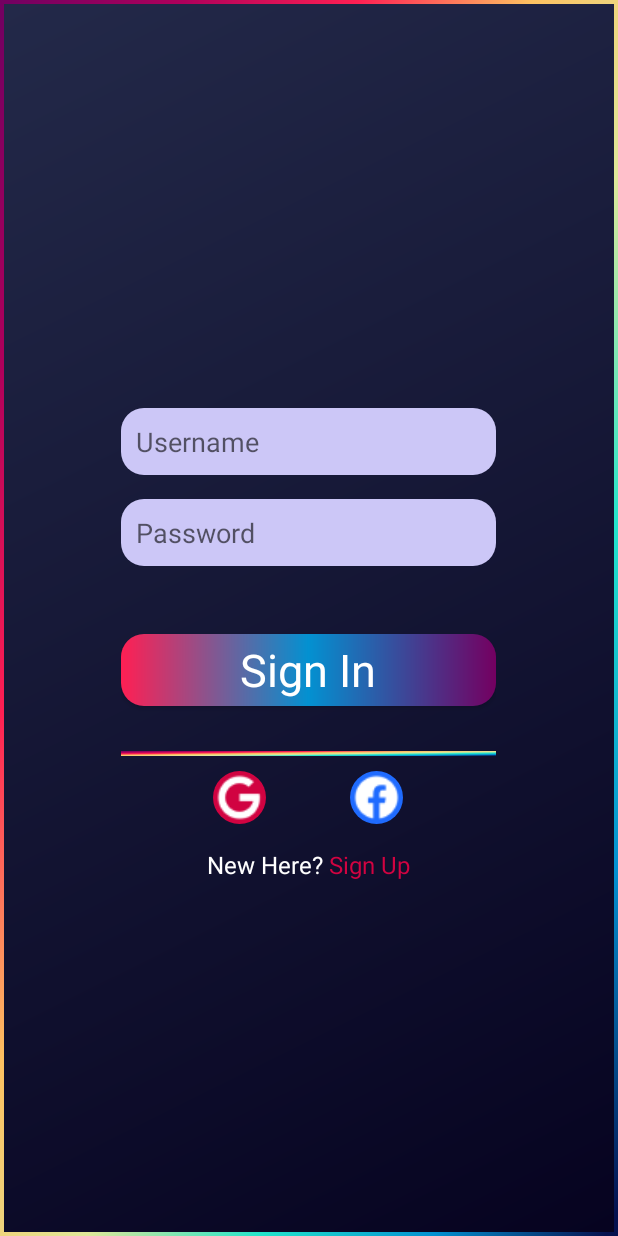
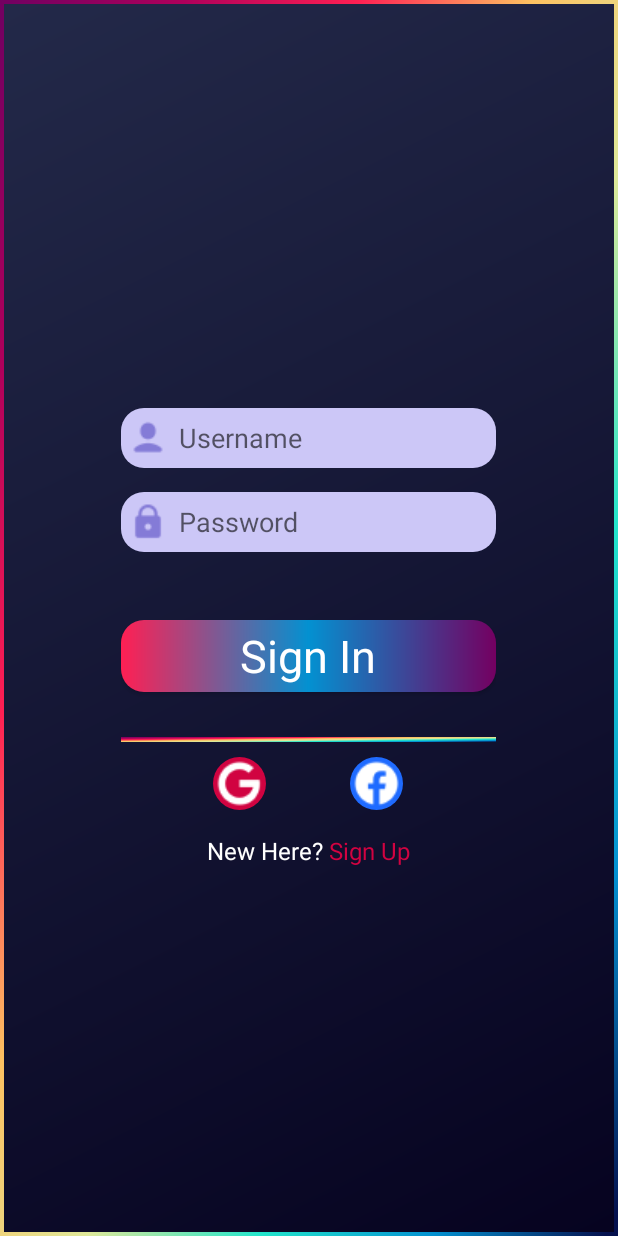
Before and after one commit to Rictrix10/Play2Plat_TPCM, an Android app built with Jetpack Compose: the layout activity_login_page.xml on its own in the app's theme, with its tools: preview values and no code run, on a phone screen of 412 x 824 dp. Run offline under Robolectric (Android 15) with nearby library versions, the phone set to English and light mode, and no system bars; Roboto replaces fonts that are not available here.

Commit message:
adicionei os icones ao registo e login

```diff
--- a/app/src/main/res/layout/activity_login_page.xml
+++ b/app/src/main/res/layout/activity_login_page.xml
@@ -31,28 +31,34 @@
             <EditText
                 android:id="@+id/et_username"
                 android:layout_width="250dp"
-                android:layout_height="wrap_content"
+                android:layout_height="40dp"
                 android:layout_gravity="center_horizontal"
                 android:layout_marginTop="10dp"
                 android:background="@drawable/round_btn"
+                android:drawableLeft="@drawable/user"
+                android:drawablePadding="8dp"
                 android:fontFamily="@font/m_plus_rounded_1c_medium"
                 android:hint="Username"
                 android:inputType="text"
-                android:padding="10dp"
+                android:paddingStart="5dp"
                 android:textColor="#000000" />
+
 
             <EditText
                 android:id="@+id/et_password"
                 android:layout_width="250dp"
-                android:layout_height="wrap_content"
+                android:layout_height="40dp"
                 android:layout_gravity="center_horizontal"
                 android:layout_marginTop="16dp"
                 android:background="@drawable/round_btn"
+                android:drawableLeft="@drawable/password"
+                android:drawablePadding="8dp"
                 android:fontFamily="@font/m_plus_rounded_1c_medium"
                 android:hint="Password"
                 android:inputType="textPassword"
-                android:padding="10dp"
+                android:paddingStart="5dp"
                 android:textColor="#000000" />
+
 
             <Button
                 android:id="@+id/btn_sign_in"
```
Also changed, not shown: app/src/main/res/layout/activity_register_page.xml (+16 -8 lines), app/src/main/res/drawable/email.png (added), app/src/main/res/drawable/password.png (added), app/src/main/res/drawable/user.png (added).
